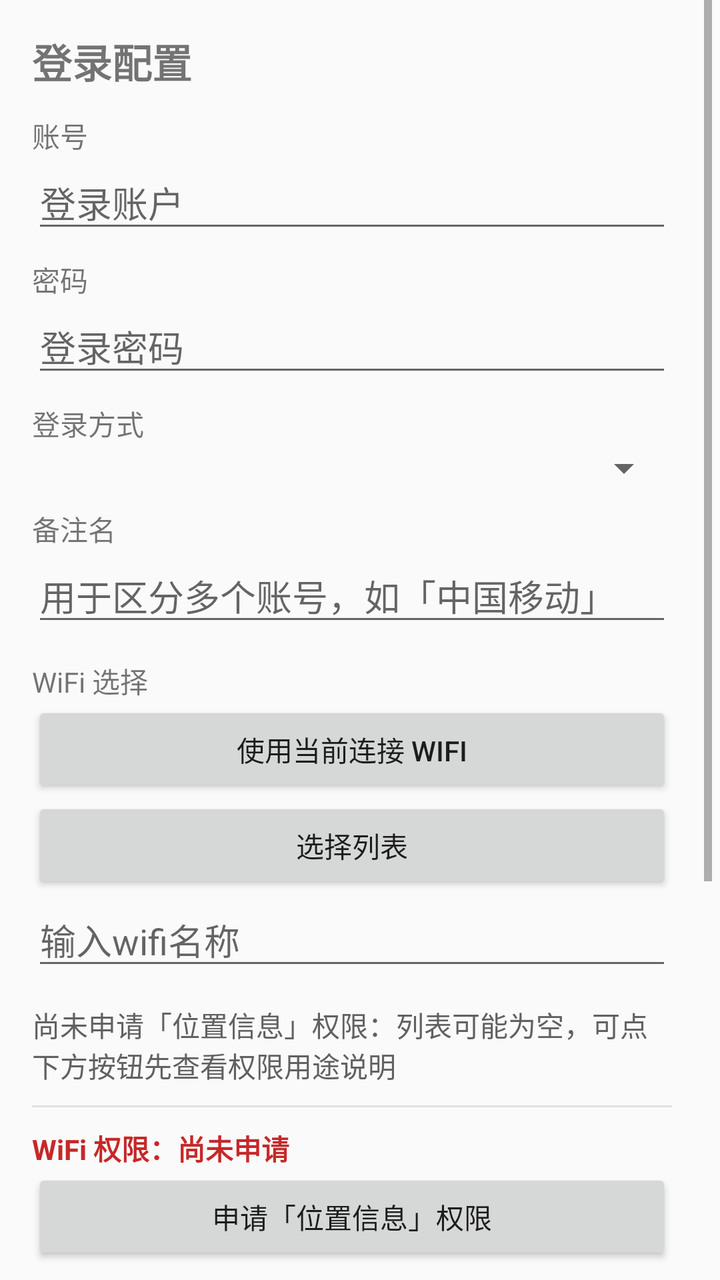
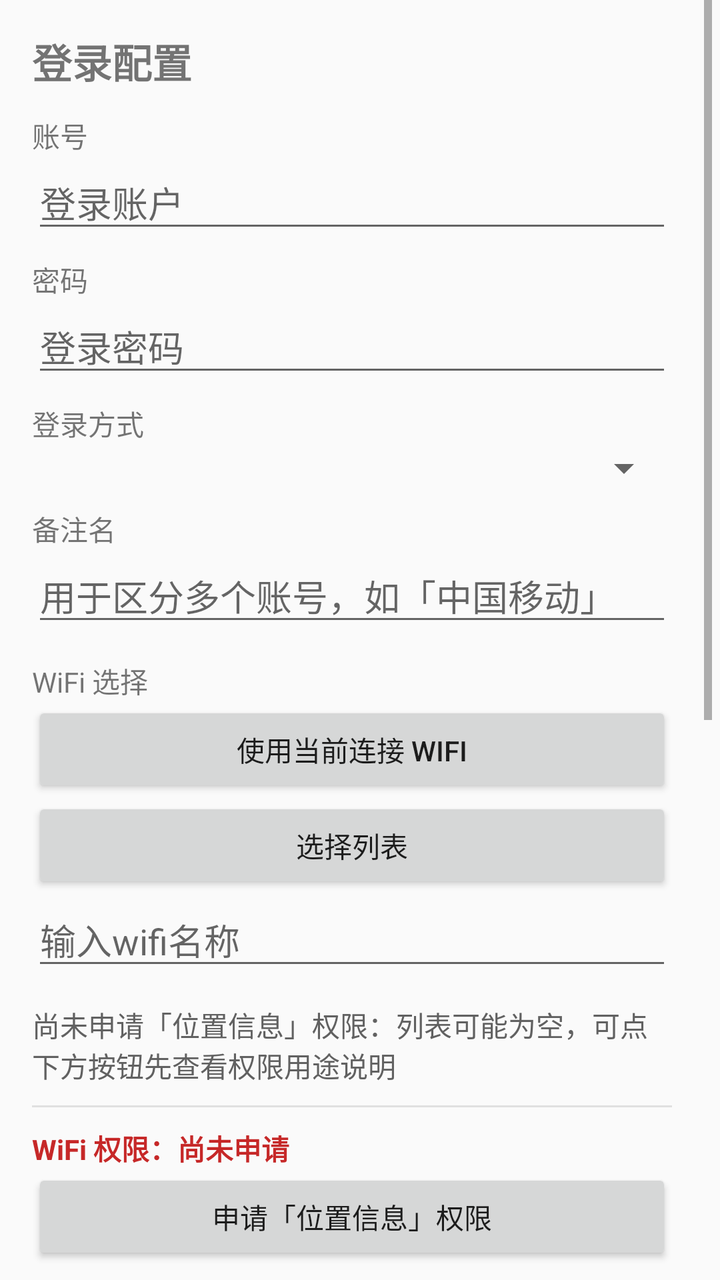

Screens rendered from an Android XML layout before and after an edit, with the pre-edit source and the edit as a unified diff.
<!-- AndroidManifest.xml: application theme AppTheme -->
<!-- res/layout/activity_main.xml -->
<?xml version="1.0" encoding="utf-8"?>
<ScrollView xmlns:android="http://schemas.android.com/apk/res/android"
    android:id="@+id/scroll_root"
    android:layout_width="match_parent"
    android:layout_height="match_parent"
    android:clipToPadding="false"
    android:fadeScrollbars="false"
    android:fillViewport="true"
    android:focusable="true"
    android:focusableInTouchMode="true"
    android:scrollbarStyle="insideInset"
    android:scrollbars="vertical"
    android:paddingEnd="4dp"
    android:paddingRight="4dp">

    <LinearLayout
        android:layout_width="match_parent"
        android:layout_height="wrap_content"
        android:orientation="vertical"
        android:padding="16dp">

        <TextView
            android:id="@+id/text_title"
            android:layout_width="match_parent"
            android:layout_height="wrap_content"
            android:text="@string/title_config"
            android:textSize="20sp"
            android:textStyle="bold" />

        
        <TextView
            android:layout_width="match_parent"
            android:layout_height="wrap_content"
            android:layout_marginTop="12dp"
            android:text="@string/label_username" />

        <EditText
            android:id="@+id/edit_username"
            android:layout_width="match_parent"
            android:layout_height="wrap_content"
            android:hint="@string/hint_username"
            android:imeOptions="actionNext"
            android:inputType="text"
            android:maxLines="1" />

        
        <TextView
            android:layout_width="match_parent"
            android:layout_height="wrap_content"
            android:layout_marginTop="8dp"
            android:text="@string/label_password" />

        <EditText
            android:id="@+id/edit_password"
            android:layout_width="match_parent"
            android:layout_height="wrap_content"
            android:hint="@string/hint_password"
            android:imeOptions="actionNext"
            android:inputType="textPassword"
            android:maxLines="1" />

        
        <TextView
            android:layout_width="match_parent"
            android:layout_height="wrap_content"
            android:layout_marginTop="8dp"
            android:text="@string/label_carrier" />

        <Spinner
            android:id="@+id/spinner_carrier"
            android:layout_width="match_parent"
            android:layout_height="wrap_content" />

        
        <TextView
            android:layout_width="match_parent"
            android:layout_height="wrap_content"
            android:layout_marginTop="8dp"
            android:text="@string/label_label" />

        <EditText
            android:id="@+id/edit_label"
            android:layout_width="match_parent"
            android:layout_height="wrap_content"
            android:hint="@string/hint_label"
            android:imeOptions="actionNext"
            android:inputType="text"
            android:maxLines="1" />

        
        <TextView
            android:layout_width="match_parent"
            android:layout_height="wrap_content"
            android:layout_marginTop="12dp"
            android:text="@string/label_wifi" />

        <Button
            android:id="@+id/btn_use_current_wifi"
            android:layout_width="match_parent"
            android:layout_height="wrap_content"
            android:text="@string/btn_use_current_wifi" />

        
        <Button
            android:id="@+id/btn_choose_wifi"
            android:layout_width="match_parent"
            android:layout_height="wrap_content"
            android:text="@string/btn_choose_wifi" />

        <LinearLayout
            android:id="@+id/ssid_list"
            android:layout_width="match_parent"
            android:layout_height="wrap_content"
            android:orientation="vertical" />

        <EditText
            android:id="@+id/edit_new_ssid"
            android:layout_width="match_parent"
            android:layout_height="wrap_content"
            android:hint="@string/hint_new_ssid"
            android:imeOptions="actionNext"
            android:inputType="text"
            android:maxLines="1" />

        
        <TextView
            android:id="@+id/text_permission_notice"
            android:layout_width="match_parent"
            android:layout_height="wrap_content"
            android:layout_marginTop="12dp"
            android:text="@string/permission_not_shown"
            android:textColor="@color/permission_notice_text" />

        
        <View
            android:id="@+id/divider_permission"
            android:layout_width="match_parent"
            android:layout_height="1dp"
            android:layout_marginTop="10dp"
            android:layout_marginBottom="10dp"
            android:background="@color/permission_divider" />

        <TextView
            android:id="@+id/text_permission_state"
            android:layout_width="match_parent"
            android:layout_height="wrap_content"
            android:text="@string/permission_state_unknown"
            android:textColor="@color/permission_state_denied_text"
            android:textStyle="bold" />

        <Button
            android:id="@+id/btn_request_permission"
            android:layout_width="match_parent"
            android:layout_height="wrap_content"
            android:text="@string/btn_request_permission" />

        
        <Button
            android:id="@+id/btn_save"
            android:layout_width="match_parent"
            android:layout_height="wrap_content"
            android:layout_marginTop="8dp"
            android:text="@string/btn_save" />

        
        <TextView
            android:id="@+id/text_status"
            android:layout_width="match_parent"
            android:layout_height="wrap_content"
            android:layout_marginTop="8dp"
            android:text="@string/status_initial" />

        
        <Button
            android:id="@+id/btn_login_now"
            android:layout_width="match_parent"
            android:layout_height="wrap_content"
            android:text="@string/btn_login_now" />

        
        <TextView
            android:layout_width="match_parent"
            android:layout_height="wrap_content"
            android:layout_marginTop="12dp"
            android:text="@string/label_portal" />

        <EditText
            android:id="@+id/edit_portal"
            android:layout_width="match_parent"
            android:layout_height="wrap_content"
            android:hint="@string/hint_portal"
            android:imeOptions="actionDone"
            android:inputType="textUri"
            android:maxLines="1" />

        
        <TextView
            android:id="@+id/text_portal_status"
            android:layout_width="match_parent"
            android:layout_height="wrap_content"
            android:layout_marginTop="4dp"
            android:text="@string/portal_status_unsaved"
            android:textColor="@color/portal_status_unsaved_text"
            android:textStyle="bold" />

        <Button
            android:id="@+id/btn_save_portal"
            android:layout_width="match_parent"
            android:layout_height="wrap_content"
            android:text="@string/btn_save_portal" />

    </LinearLayout>
</ScrollView>
<!-- resources referenced by this layout -->
<resources>
  <color name="permission_divider">#FFE0E0E0</color>
  <color name="permission_notice_text">#FF616161</color>
  <color name="permission_state_denied_text">#FFC62828</color>
  <color name="portal_status_unsaved_text">#FFC62828</color>
  <string name="btn_choose_wifi">选择列表</string>
  <string name="btn_login_now">立即登录</string>
  <string name="btn_request_permission">申请「位置信息」权限</string>
  <string name="btn_save">保存账号与 WiFi 绑定</string>
  <string name="btn_save_portal">保存 Portal 地址</string>
  <string name="btn_use_current_wifi">使用当前连接 wifi</string>
  <string name="hint_label">用于区分多个账号，如「中国移动」</string>
  <string name="hint_new_ssid">输入wifi名称</string>
  <string name="hint_password">登录密码</string>
  <string name="hint_portal">如 202.194.116.116</string>
  <string name="hint_username">登录账户</string>
  <string name="label_carrier">登录方式</string>
  <string name="label_label">备注名</string>
  <string name="label_password">密码</string>
  <string name="label_portal">网络门户地址</string>
  <string name="label_username">账号</string>
  <string name="label_wifi">WiFi 选择</string>
  <string name="permission_not_shown">尚未申请「位置信息」权限：列表可能为空，可点下方按钮先查看权限用途说明</string>
  <string name="permission_state_unknown">WiFi 权限：尚未申请</string>
  <string name="portal_status_unsaved">尚未保存地址</string>
  <string name="status_initial">尚未登录</string>
  <string name="title_config">登录配置</string>
  <style name="AppTheme" parent="@android:style/Theme.Material.Light">
          <item name="android:windowNoTitle">false</item>
          
          <item name="android:windowLayoutInDisplayCutoutMode">never</item>
      </style>
</resources>

<!-- the commit's change to res/layout/activity_main.xml (unified diff, before → after) -->
@@ -203,9 +203,47 @@
             android:textColor="@color/portal_status_unsaved_text"
             android:textStyle="bold" />
 
-        <Button
-            android:id="@+id/btn_save_portal"
-            android:layout_width="match_parent"
+        
+        <View
+            android:layout_width="match_parent"
+            android:layout_height="1dp"
+            android:layout_marginTop="18dp"
+            android:background="@color/permission_divider" />
+
+        <Button
+            android:id="@+id/btn_toggle_auto_login"
+            android:layout_width="match_parent"
+            android:layout_height="wrap_content"
+            android:layout_marginTop="10dp"
+            android:text="@string/btn_toggle_auto_login" />
+
+        <TextView
+            android:id="@+id/text_morning_status"
+            android:layout_width="match_parent"
+            android:layout_height="wrap_content"
+            android:layout_marginTop="6dp"
+            android:text="@string/morning_status_disabled"
+            android:textColor="@color/permission_notice_text"
+            android:textSize="13sp" />
+
+        <TextView
+            android:id="@+id/text_autostart_notice"
+            android:layout_width="match_parent"
+            android:layout_height="wrap_content"
+            android:layout_marginTop="14dp"
+            android:text="@string/morning_autostart_notice"
+            android:textColor="@color/permission_notice_text"
+            android:textSize="13sp" />
+
+        <Button
+            android:id="@+id/btn_open_autostart_settings"
+            android:layout_width="match_parent"
+            android:layout_height="wrap_content"
+            android:layout_marginTop="6dp"
+            android:text="@string/morning_btn_open_autostart" />
+
+        <Button
+            android:id="@+id/btn_save_portal"            android:layout_width="match_parent"
             android:layout_height="wrap_content"
             android:text="@string/btn_save_portal" />
 
<!-- resource entries referenced after the edit -->
@@ -9,6 +9,7 @@
   <string name="btn_request_permission">申请「位置信息」权限</string>
   <string name="btn_save">保存账号与 WiFi 绑定</string>
   <string name="btn_save_portal">保存 Portal 地址</string>
+  <string name="btn_toggle_auto_login">点击(启用/停用)自动登录</string>
   <string name="btn_use_current_wifi">使用当前连接 wifi</string>
   <string name="hint_label">用于区分多个账号，如「中国移动」</string>
   <string name="hint_new_ssid">输入wifi名称</string>
@@ -21,6 +22,9 @@
   <string name="label_portal">网络门户地址</string>
   <string name="label_username">账号</string>
   <string name="label_wifi">WiFi 选择</string>
+  <string name="morning_autostart_notice">登录任务需要自启动权限，该权限用于每天早上的自动唤起。</string>
+  <string name="morning_btn_open_autostart">前往系统设置开启自启动</string>
+  <string name="morning_status_disabled">自动登录：已停用（后台任务不会执行）</string>
   <string name="permission_not_shown">尚未申请「位置信息」权限：列表可能为空，可点下方按钮先查看权限用途说明</string>
   <string name="permission_state_unknown">WiFi 权限：尚未申请</string>
   <string name="portal_status_unsaved">尚未保存地址</string>
